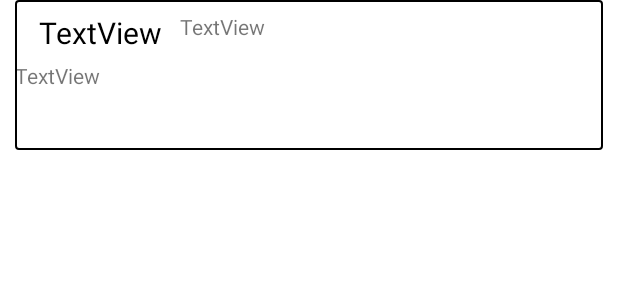
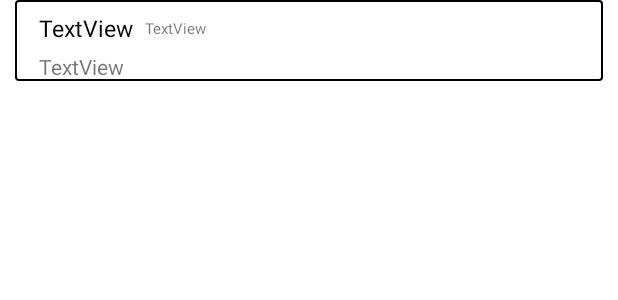
Before and after one commit to khachoangpt/AppDocTruyen, an Android app: the layout row_comment.xml on its own in the app's theme, with its tools: preview values and no code run, on a phone screen of 412 x 824 dp. Shown: the top 300 px of the screen. Run offline under Robolectric (Android 15) with nearby library versions, the phone set to English and light mode, and no system bars.

Commit message:
fix bugs

```diff
--- a/app/src/main/java/com/example/doctruyenapp/MediaActivity.java
+++ b/app/src/main/java/com/example/doctruyenapp/MediaActivity.java
@@ -50,7 +50,7 @@ public class MediaActivity extends AppCompatActivity {
     private SimpleExoPlayer simpleExoPlayer;
     private PlayerView playerView;
     private ImageView imageCover;
-    private TextView tvTitle, tvContent, tvAuthor, tvLike;
+    private TextView tvTitle, tvContent, tvAuthor, tvLike,tvcmtContent;
     private EditText etComment;
     private Button btnLike;
     ArrayList<Comment> commentArrayList;
@@ -135,24 +135,22 @@ public class MediaActivity extends AppCompatActivity {
         tvContent = findViewById(R.id.tvContent);
         tvAuthor = findViewById(R.id.tvAuthor);
         etComment = findViewById(R.id.etComment);
-        setUpComment();
-        loadComment();
         Picasso.get().load(book.getImage()).into(imageCover);
         tvTitle.setText("Truyện: " + book.getTitle());
         tvContent.setText(book.getDescription());
         tvContent.setMovementMethod(new ScrollingMovementMethod());
         tvAuthor.setText("Tác giả: " + book.getAuthor());
-
         playerView = findViewById(R.id.playerview);
         playerView.setControllerShowTimeoutMs(0);
         playerView.setCameraDistance(30);
         simpleExoPlayer = new SimpleExoPlayer.Builder(this).build();
         playerView.setPlayer(simpleExoPlayer);
-        DataSource.Factory dataSourceFactory = new DefaultDataSourceFactory(this,
-                Util.getUserAgent(this, "app"));
+        DataSource.Factory dataSourceFactory = new DefaultDataSourceFactory(this, Util.getUserAgent(this, "app"));
         MediaSource mediaSource = new ProgressiveMediaSource.Factory(dataSourceFactory).createMediaSource(Uri.parse(book.getAudio()));
         simpleExoPlayer.prepare(mediaSource);
         simpleExoPlayer.setPlayWhenReady(true);
+        setUpComment();
+        loadComment();
     }
 
     private void setUpComment() {
--- a/app/src/main/res/layout/row_comment.xml
+++ b/app/src/main/res/layout/row_comment.xml
@@ -4,8 +4,9 @@
     xmlns:tools="http://schemas.android.com/tools"
     android:id="@+id/lnComment"
     android:layout_width="match_parent"
-    android:layout_height="100dp"
+    android:layout_height="wrap_content"
     android:layout_marginHorizontal="10dp"
+    android:layout_marginBottom="10dp"
     android:background="@drawable/my_custom_background"
     android:gravity="center"
     android:orientation="vertical">
@@ -19,7 +20,7 @@
         android:layout_marginTop="8dp"
         android:text="TextView"
         android:textColor="@color/black"
-        android:textSize="20sp"
+        android:textSize="15sp"
         app:layout_constraintStart_toStartOf="parent"
         app:layout_constraintTop_toTopOf="parent"
         tools:ignore="MissingConstraints" />
@@ -28,20 +29,22 @@
         android:id="@+id/tvTime"
         android:layout_width="wrap_content"
         android:layout_height="wrap_content"
-        android:layout_marginStart="12dp"
-        android:layout_marginTop="8dp"
+        android:layout_marginStart="8dp"
+        android:layout_marginTop="12dp"
         android:text="TextView"
+        android:textSize="10sp"
         app:layout_constraintStart_toEndOf="@+id/tvcmtUsername"
         app:layout_constraintTop_toTopOf="parent" />
 
     <TextView
         android:id="@+id/tvcmtContent"
-        android:layout_width="357dp"
-        android:layout_height="50dp"
-        android:layout_marginTop="5dp"
-        android:layout_marginLeft="20dp"
+        android:layout_width="match_parent"
+        android:layout_height="wrap_content"
+        android:layout_marginVertical="5dp"
+        android:layout_marginStart="16dp"
+        android:layout_marginTop="4dp"
         android:text="TextView"
-        app:layout_constraintTop_toBottomOf="@+id/tvcmtUsername"
-         />
+        app:layout_constraintStart_toStartOf="parent"
+        app:layout_constraintTop_toBottomOf="@+id/tvcmtUsername" />
 
 </androidx.constraintlayout.widget.ConstraintLayout>
```
